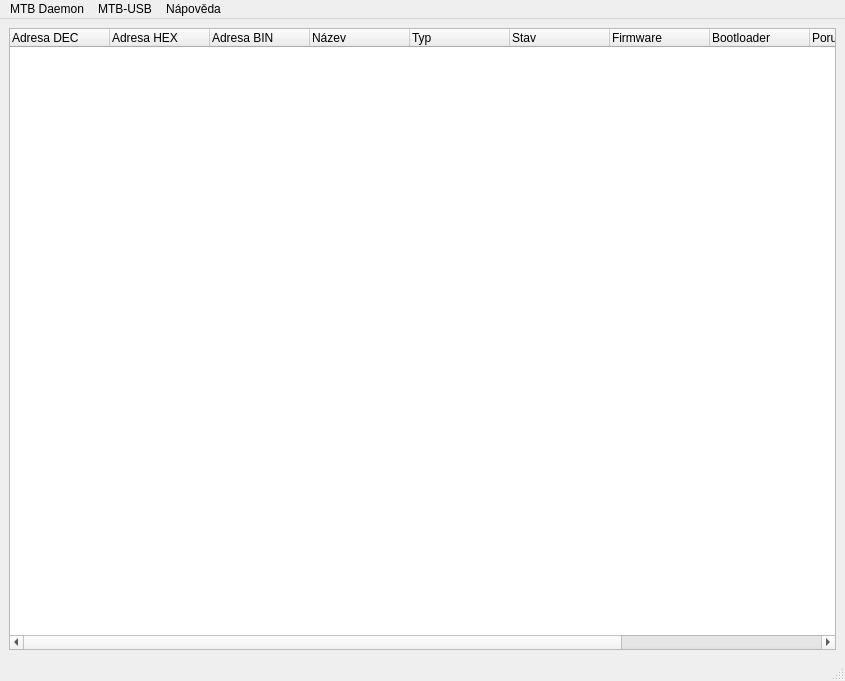
This is ui/mainwindow.ui in kmzbrnoI/mtb-config-tool as Qt 5 draws it before an edit. The edited form follows.
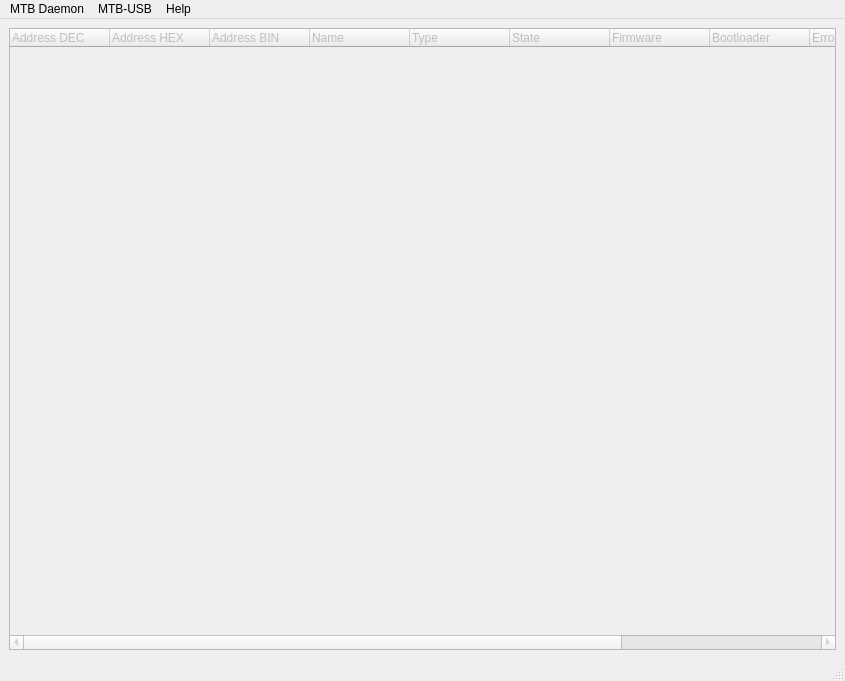
This is the edited form.

What changed in the file:
```diff
--- a/ui/mainwindow.ui
+++ b/ui/mainwindow.ui
@@ -35,6 +35,9 @@
    <layout class="QGridLayout" name="gridLayout">
     <item row="0" column="0">
      <widget class="QTreeWidget" name="tw_modules">
+      <property name="enabled">
+       <bool>false</bool>
+      </property>
       <property name="sizePolicy">
        <sizepolicy hsizetype="Maximum" vsizetype="Maximum">
         <horstretch>0</horstretch>
@@ -67,7 +70,7 @@
       </attribute>
       <column>
        <property name="text">
-        <string>Adresa DEC</string>
+        <string>Address DEC</string>
        </property>
        <property name="textAlignment">
         <set>AlignLeading|AlignVCenter</set>
@@ -75,27 +78,27 @@
       </column>
       <column>
        <property name="text">
-        <string>Adresa HEX</string>
+        <string>Address HEX</string>
        </property>
       </column>
       <column>
        <property name="text">
-        <string>Adresa BIN</string>
+        <string>Address BIN</string>
        </property>
       </column>
       <column>
        <property name="text">
-        <string>Název</string>
+        <string>Name</string>
        </property>
       </column>
       <column>
        <property name="text">
-        <string>Typ</string>
+        <string>Type</string>
        </property>
       </column>
       <column>
        <property name="text">
-        <string>Stav</string>
+        <string>State</string>
        </property>
       </column>
       <column>
@@ -110,17 +113,17 @@
       </column>
       <column>
        <property name="text">
-        <string>Porucha</string>
+        <string>Error</string>
        </property>
       </column>
       <column>
        <property name="text">
-        <string>Varování</string>
+        <string>Warning</string>
        </property>
       </column>
       <column>
        <property name="text">
-        <string>Maják</string>
+        <string>Beacon</string>
        </property>
       </column>
      </widget>
@@ -153,7 +156,7 @@
    </widget>
    <widget class="QMenu" name="m_help">
     <property name="title">
-     <string>Nápověda</string>
+     <string>Help</string>
     </property>
     <addaction name="a_about"/>
    </widget>
```
Left out of the diff: 21 changed lines with no effect on the pictures.
